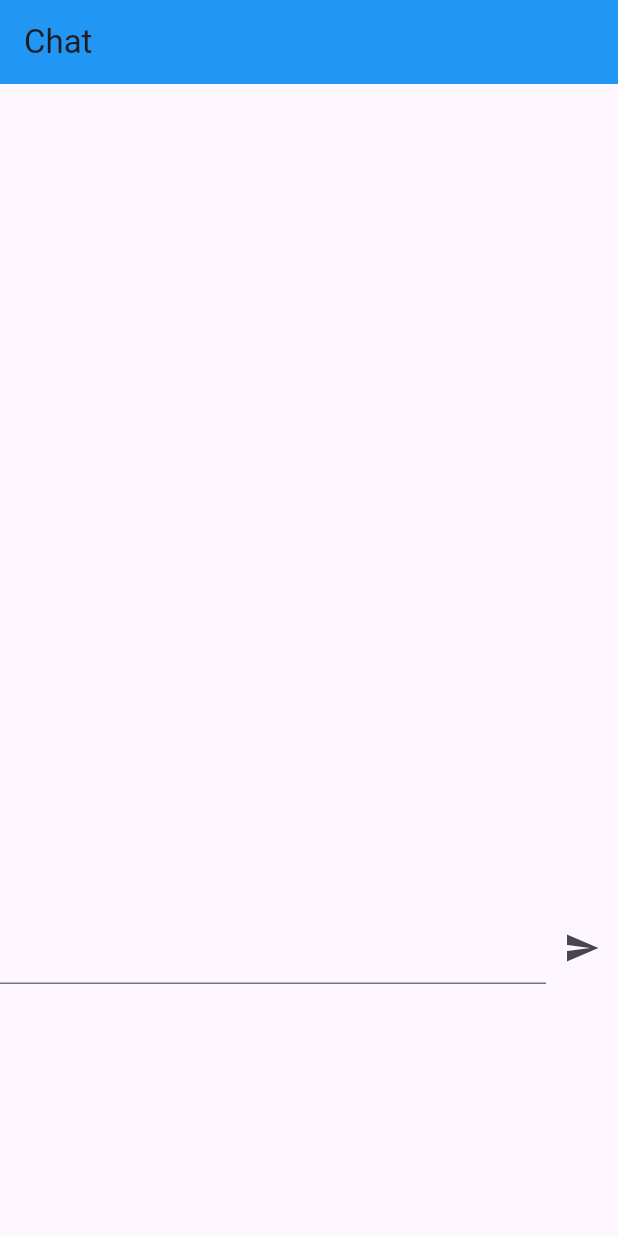
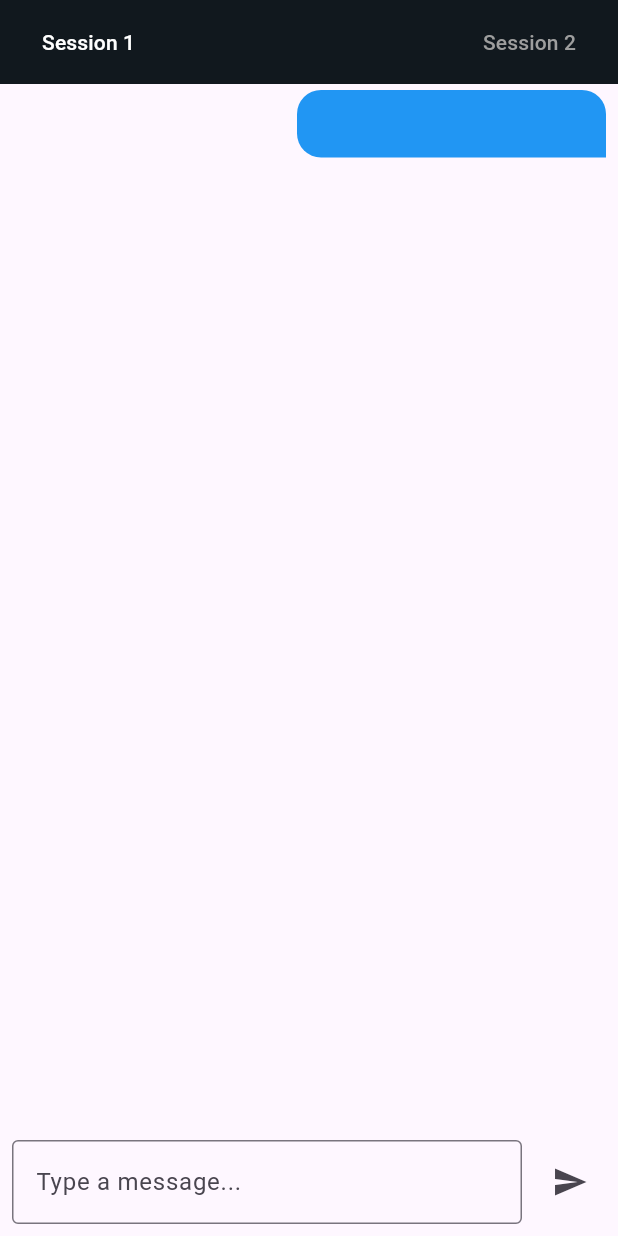
Before and after one commit to widejoy/mini, a Flutter app: the screen it shows after launch, after a tap on the "send" icon, on a phone screen of 412 x 824 dp. Run offline on Flutter 3.47's test engine with Material 3 defaults, Android fonts, the light colour scheme and no system bars; our stand-ins replace firebase_auth, firebase_core, hive; missing offline and left inert: transition; accounts and stored records are empty; network calls fail.

Commit message:
added hive to the project

```diff
--- a/lib/app/chatpage.dart
+++ b/lib/app/chatpage.dart
@@ -1,19 +1,56 @@
 import 'package:flutter/material.dart';
-import 'package:flutter/widgets.dart';
+import 'package:mini/widgets/chatbubble.dart';
 import 'package:web_socket_channel/web_socket_channel.dart';
 
 class ChatPage extends StatefulWidget {
-  const ChatPage({super.key});
+  const ChatPage({Key? key}) : super(key: key);
 
   @override
-  State<ChatPage> createState() => _ChatPageState();
+  _ChatPageState createState() => _ChatPageState();
 }
 
 class _ChatPageState extends State<ChatPage> {
   final _channel =
       WebSocketChannel.connect(Uri.parse('wss://echo.websocket.org'));
-  final _messages = <String>[];
-  final _messageController = TextEditingController();
+  final Map<String, List<Map<String, dynamic>>> _sessionMessages = {
+    'Session 1': [],
+    'Session 2': [],
+  };
+  final _messageControllers = {
+    'Session 1': TextEditingController(),
+    'Session 2': TextEditingController(),
+  };
+  String _currentSession = 'Session 1';
+
+  @override
+  void dispose() {
+    _channel.sink.close();
+    for (final controller in _messageControllers.values) {
+      controller.dispose();
+    }
+    super.dispose();
+  }
+
+  void _sendMessage(String message) {
+    _channel.sink.add(message);
+    _sessionMessages[_currentSession]!.add({
+      'message': message,
+      'direction': ChatBubbleDirection.sent,
+    });
+    _messageControllers[_currentSession]!.clear();
+    setState(() {});
+  }
+
+  void _listenForMessages() {
+    _channel.stream.listen((message) {
+      setState(() {
+        _sessionMessages[_currentSession]!.add({
+          'message': message,
+          'direction': ChatBubbleDirection.received,
+        });
+      });
+    });
+  }
 
   @override
   void initState() {
@@ -22,52 +59,50 @@ class _ChatPageState extends State<ChatPage> {
   }
 
   @override
-  void dispose() {
-    _channel.sink.close();
-    super.dispose();
-  }
-
-  void _sendMessage(String message) {
-    _channel.sink.add(message);
-    _messageController.clear();
-  }
-
-  void _listenForMessages() {
-    _channel.stream.listen((message) {
-      setState(() {
-        _messages.add(message);
-      });
-    });
-  }
-
-  @override
   Widget build(BuildContext context) {
     return Scaffold(
       appBar: AppBar(
-        backgroundColor: Colors.blue,
-        title: const Text('Chat'),
+        backgroundColor: const Color.fromARGB(255, 17, 24, 30),
+        title: Row(
+          mainAxisAlignment: MainAxisAlignment.spaceBetween,
+          children: [
+            _buildSessionButton('Session 1'),
+            _buildSessionButton('Session 2'),
+          ],
+        ),
       ),
       body: Column(
         children: [
           Expanded(
             child: ListView.builder(
-              itemCount: _messages.length,
+              itemCount: _sessionMessages[_currentSession]!.length,
               itemBuilder: (context, index) {
-                return Text(_messages[index]);
+                final message = _sessionMessages[_currentSession]![index];
+                return ChatBubble(
+                  message: message['message'],
+                  direction: message['direction'],
+                );
               },
             ),
           ),
-          Expanded(
+          Padding(
+            padding: const EdgeInsets.all(8.0),
             child: Row(
               children: [
                 Expanded(
                   child: TextField(
-                    controller: _messageController,
+                    controller: _messageControllers[_currentSession],
+                    decoration: const InputDecoration(
+                      hintText: 'Type a message...',
+                      border: OutlineInputBorder(),
+                    ),
                   ),
                 ),
+                const SizedBox(width: 8.0),
                 IconButton(
                   icon: const Icon(Icons.send),
-                  onPressed: () => _sendMessage(_messageController.text),
+                  onPressed: () =>
+                      _sendMessage(_messageControllers[_currentSession]!.text),
                 ),
               ],
             ),
@@ -76,4 +111,20 @@ class _ChatPageState extends State<ChatPage> {
       ),
     );
   }
+
+  Widget _buildSessionButton(String sessionName) {
+    return TextButton(
+      onPressed: () {
+        setState(() {
+          _currentSession = sessionName;
+        });
+      },
+      child: Text(
+        sessionName,
+        style: TextStyle(
+          color: _currentSession == sessionName ? Colors.white : Colors.grey,
+        ),
+      ),
+    );
+  }
 }
--- a/lib/main.dart
+++ b/lib/main.dart
@@ -3,15 +3,24 @@ import 'package:flutter/material.dart';
 import 'package:mini/app/chatpage.dart';
 import 'package:mini/auth/Login.dart';
 import 'package:mini/firebase_options.dart';
+import 'package:hive/hive.dart';
+import 'package:mini/models/chat_message.dart';
+import 'package:mini/models/user_model.dart';
+import 'package:path_provider/path_provider.dart' as path_provider;
 
 Future<void> main() async {
   WidgetsFlutterBinding.ensureInitialized();
+  final appDocumentDirectory =
+      await path_provider.getApplicationDocumentsDirectory();
+  Hive.init(appDocumentDirectory.path);
+  await Hive.openBox<UserModel>('users');
+  await Hive.openBox<ChatMessage>('chat_messages');
 
   await Firebase.initializeApp(
     options: DefaultFirebaseOptions.currentPlatform,
   );
   runApp(
-    MaterialApp(
+    const MaterialApp(
       debugShowCheckedModeBanner: false,
       home: Scaffold(
         body: ChatPage(),
--- /dev/null
+++ b/lib/models/chat_message.dart
@@ -0,0 +1,7 @@
+import 'package:hive/hive.dart';
+
+@HiveType(typeId: 1)
+class ChatMessage {
+  @HiveField(0)
+  late String message;
+}
--- /dev/null
+++ b/lib/models/user_model.dart
@@ -0,0 +1,12 @@
+import 'package:hive/hive.dart';
+
+@HiveType(typeId: 0)
+class UserModel {
+  @HiveField(0)
+  String email;
+
+  @HiveField(1)
+  String username;
+
+  UserModel({required this.email, required this.username});
+}
--- /dev/null
+++ b/lib/widgets/chatbubble.dart
@@ -0,0 +1,60 @@
+import 'package:flutter/material.dart';
+
+enum ChatBubbleDirection {
+  sent,
+  received,
+}
+
+class ChatBubble extends StatelessWidget {
+  final String message;
+  final ChatBubbleDirection direction;
+
+  const ChatBubble({
+    Key? key,
+    required this.message,
+    required this.direction,
+  }) : super(key: key);
+
+  @override
+  Widget build(BuildContext context) {
+    return Padding(
+      padding: const EdgeInsets.symmetric(vertical: 4.0, horizontal: 8.0),
+      child: Row(
+        mainAxisAlignment: direction == ChatBubbleDirection.sent
+            ? MainAxisAlignment.end
+            : MainAxisAlignment.start,
+        children: [
+          SizedBox(
+            width: MediaQuery.of(context).size.width * 0.5,
+            child: Container(
+              decoration: BoxDecoration(
+                color: direction == ChatBubbleDirection.sent
+                    ? Colors.blue
+                    : Colors.grey[300],
+                borderRadius: BorderRadius.only(
+                  topLeft: const Radius.circular(16.0),
+                  topRight: const Radius.circular(16.0),
+                  bottomLeft: direction == ChatBubbleDirection.sent
+                      ? const Radius.circular(16.0)
+                      : const Radius.circular(0.0),
+                  bottomRight: direction == ChatBubbleDirection.sent
+                      ? const Radius.circular(0.0)
+                      : const Radius.circular(16.0),
+                ),
+              ),
+              padding: const EdgeInsets.all(12.0),
+              child: Text(
+                message,
+                style: TextStyle(
+                  color: direction == ChatBubbleDirection.sent
+                      ? Colors.white
+                      : Colors.black,
+                ),
+              ),
+            ),
+          ),
+        ],
+      ),
+    );
+  }
+}
--- a/pubspec.yaml
+++ b/pubspec.yaml
@@ -39,7 +39,11 @@ dependencies:
   cloud_firestore: ^4.15.5
   transition: ^2.0.2
   web_socket_channel: ^2.4.5
-  flutter_chat_ui:
+  hive: ^2.0.4
+  path_provider: ^2.1.3
+  build_runner: ^2.4.9
+
+
 
 dev_dependencies:
   flutter_test:
```
Also changed, not shown: pubspec.lock, 5 other files.
